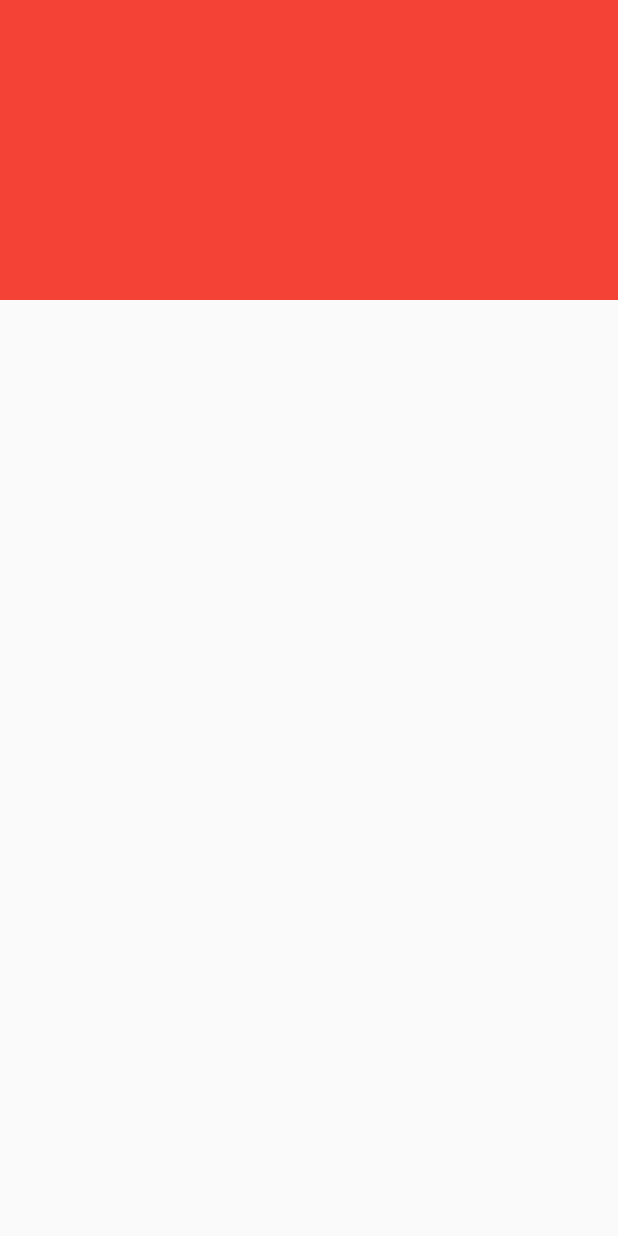
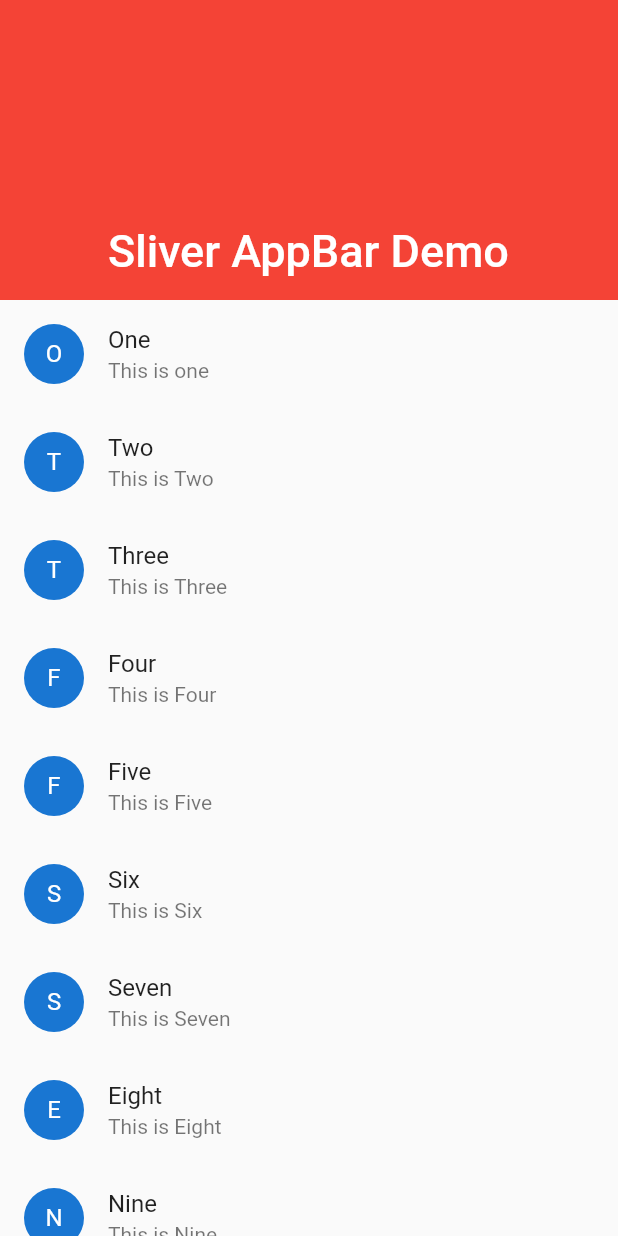
Before and after one commit to EusufUddin8926/sliver_appbar_demo, a Flutter app: the screen it shows after launch, on a phone screen of 412 x 824 dp. Run offline on Flutter 3.47's test engine with Material 2 defaults, Android fonts, the phone set to English and light mode, and no system bars.

Commit message:
sliverappbar add with listtile

```diff
--- a/lib/main.dart
+++ b/lib/main.dart
@@ -19,13 +19,49 @@ class _MyAppState extends State<MyApp> {
         body: CustomScrollView(
           slivers: [
             SliverAppBar(
+              pinned: true,
+              floating: false,
               expandedHeight: 200,
               backgroundColor: Colors.red ,
-
-            )
+              flexibleSpace: FlexibleSpaceBar(
+                title: Text("Sliver AppBar Demo"),
+              ),
+            ),
+            SliverList(delegate: SliverChildListDelegate([
+              addDetails("One", "This is one"),
+              addDetails("Two", "This is Two"),
+              addDetails("Three", "This is Three"),
+              addDetails("Four", "This is Four"),
+              addDetails("Five", "This is Five"),
+              addDetails("Six", "This is Six"),
+              addDetails("Seven", "This is Seven"),
+              addDetails("Eight", "This is Eight"),
+              addDetails("Nine", "This is Nine"),
+              addDetails("Ten", "This is Ten"),
+              addDetails("One", "This is one"),
+              addDetails("Two", "This is Two"),
+              addDetails("Three", "This is Three"),
+              addDetails("Four", "This is Four"),
+              addDetails("Five", "This is Five"),
+              addDetails("Six", "This is Six"),
+              addDetails("Seven", "This is Seven"),
+              addDetails("Eight", "This is Eight"),
+              addDetails("Nine", "This is Nine"),
+              addDetails("Ten", "This is Ten")
+            ]))
           ],
         ),
       ),
     );
   }
 }
+
+Widget addDetails(String title, String description){
+    return ListTile(
+      title: Text(title),
+      subtitle: Text(description),
+      leading: CircleAvatar(
+        child: Text(title[0]),
+      ),
+    );
+}
```
